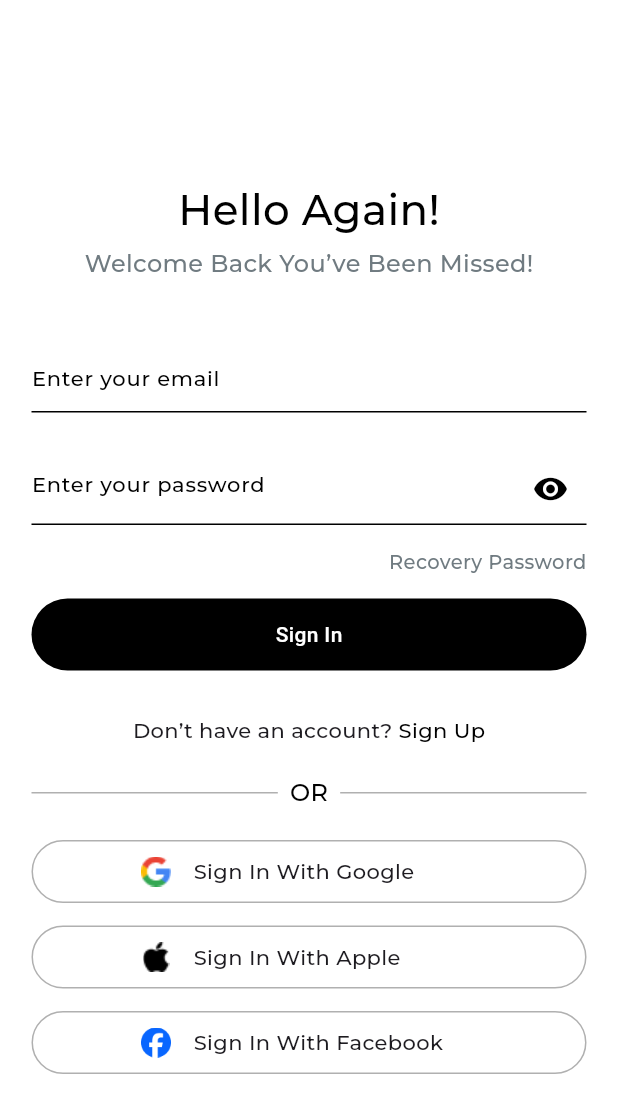
After one commit to amirashawki/Shoely_app, a Flutter app: the screen it shows after launch, after a tap on "Sign Up", after a tap on "Sign in", on a phone screen of 412 x 824 dp. The commit adds this screen. Shown: the top 1113 px of the screen. Run offline on Flutter 3.47's test engine with Material 3 defaults, Android fonts, the phone set to English and light mode, and no system bars; drawn by our look-alikes of modal_progress_hud_nsn; our stand-ins replace dartz, device_preview, dio, firebase_auth, firebase_core, flutter_bloc and 3 more; accounts and stored records are empty.

Commit message:
login logic and ui done

```diff
--- a/lib/Features/auth/data/repo/auth_repo_impl.dart
+++ b/lib/Features/auth/data/repo/auth_repo_impl.dart
@@ -1,4 +1,5 @@
 import 'dart:developer';
+
 import 'package:dartz/dartz.dart';
 import 'package:shoely_app/Features/auth/data/models/user_model.dart';
 import 'package:shoely_app/Features/auth/domain/entites/user_entity.dart';
@@ -25,7 +26,33 @@ class AuthRepoImpl extends AuthRepo {
     } on CustomExceptions catch (e) {
       return left(ServerFailure(e.message));
     } catch (e) {
-      log('Exception in AuthRepoImpl.createUserWithEmailAndPassword: ${e.toString()}');
+      log(
+        'Exception in AuthRepoImpl.createUserWithEmailAndPassword: ${e.toString()}',
+      );
+      return left(
+        ServerFailure('An unexpected error occurred. Please try again.'),
+      );
+    }
+  }
+
+  @override
+  Future<Either<Failure, UserEntity>> signInWithEmailAndPassword(
+    String email,
+    String password,
+
+  ) async {
+    try {
+      var user = await firebaseAuthServices.signInWithEmailAndPassword(
+        email: email,
+        password: password,
+      );
+      return right(UserModel.fromFirebase(user));
+    } on CustomExceptions catch (e) {
+      return left(ServerFailure(e.message));
+    } catch (e) {
+      log(
+        'Exception in AuthRepoImpl.signInWithEmailAndPassword: ${e.toString()}',
+      );
       return left(
         ServerFailure('An unexpected error occurred. Please try again.'),
       );
--- a/lib/Features/auth/domain/entites/user_entity.dart
+++ b/lib/Features/auth/domain/entites/user_entity.dart
@@ -1,4 +1,4 @@
-class UserEntity {
+ class UserEntity {
   final String id;
   final String name;
   final String email;
--- a/lib/Features/auth/domain/repos/auth_repo.dart
+++ b/lib/Features/auth/domain/repos/auth_repo.dart
@@ -4,4 +4,6 @@ import 'package:shoely_app/core/errors/failures.dart';
 
 abstract class AuthRepo {
   Future<Either<Failure, UserEntity>> createUserWithEmailAndPassword(String email, String password, String name);
+    Future<Either<Failure, UserEntity>> signInWithEmailAndPassword(String email, String password);
+
 }
--- a/lib/Features/auth/presentation/manager/signUp_cubit/signup_cubit.dart
+++ b/lib/Features/auth/presentation/manager/signUp_cubit/signup_cubit.dart
@@ -1,19 +1,45 @@
-import 'package:bloc/bloc.dart';
+import 'package:flutter/material.dart';
+import 'package:flutter_bloc/flutter_bloc.dart';
 import 'package:shoely_app/Features/auth/data/repo/auth_repo_impl.dart';
 import 'package:shoely_app/Features/auth/domain/entites/user_entity.dart';
-
+import 'package:shoely_app/core/helper/error_snack_bar.dart';
 
 part 'signup_state.dart';
 
 class SignupCubit extends Cubit<SignupState> {
   SignupCubit(this.authRepoImpl) : super(SignupInitial());
   final AuthRepoImpl authRepoImpl;
-  Future<void> signUp(String email, String password, String name) async {
+  static SignupCubit get(context) => BlocProvider.of(context);
+
+  final GlobalKey<FormState> formKey = GlobalKey<FormState>();
+  AutovalidateMode autovalidateMode = AutovalidateMode.disabled;
+  final TextEditingController nameController = TextEditingController();
+  final TextEditingController emailController = TextEditingController();
+  final TextEditingController passwordController = TextEditingController();
+  late bool isAgreeTerms = false;
+
+  Future<void> signUp() async {
     emit(SignupLoading());
-    final result = await authRepoImpl.createUserWithEmailAndPassword(email, password, name);
+    final result = await authRepoImpl.createUserWithEmailAndPassword(
+      emailController.text.trim(),
+      passwordController.text.trim(),
+      nameController.text.trim(),
+    );
     result.fold(
       (failure) => emit(SignupFailure(error: failure.errMessge)),
       (userEntity) => emit(SignupSuccess(userEntity: userEntity)),
     );
   }
+
+  Future vaildateUser(context) async {
+    if (formKey.currentState!.validate()) {
+      if (isAgreeTerms) {
+        signUp();
+      } else {
+        errorSnackBar(context, 'You must agree to the terms and conditions');
+      }
+    } else {
+      autovalidateMode = AutovalidateMode.always;
+    }
+  }
 }
--- /dev/null
+++ b/lib/Features/auth/presentation/manager/sign_in_cubit/sign_in_cubit.dart
@@ -0,0 +1,41 @@
+import 'package:flutter/cupertino.dart';
+import 'package:flutter_bloc/flutter_bloc.dart';
+import 'package:shoely_app/Features/auth/data/repo/auth_repo_impl.dart';
+import 'package:shoely_app/Features/auth/domain/entites/user_entity.dart';
+
+part 'sign_in_state.dart';
+
+class SignInCubit extends Cubit<SignInState> {
+  SignInCubit(this.authRepoImpl) : super(SignInInitial());
+  final AuthRepoImpl authRepoImpl;
+
+  static SignInCubit get(context) => BlocProvider.of(context);
+
+  final GlobalKey<FormState> formKey = GlobalKey<FormState>();
+  TextEditingController emailController = TextEditingController();
+  TextEditingController passWordController = TextEditingController();
+  AutovalidateMode autovalidateMode = AutovalidateMode.disabled;
+  Future<void> signInWithEmailAndPassword() async {
+    var result = await authRepoImpl.signInWithEmailAndPassword(
+      emailController.text.trim(),
+      passWordController.text.trim(),
+    );
+    result.fold(
+      (failure) {
+        emit(SignInFailure(error: failure.errMessge));
+      },
+      (user) {
+        emit(SignInSuccess(userEntity: user));
+      },
+    );
+  }
+
+  Future vaildateUser(context) async {
+    if (formKey.currentState!.validate()) {
+      formKey.currentState!.save();
+      signInWithEmailAndPassword();
+    } else {
+      autovalidateMode = AutovalidateMode.always;
+    }
+  }
+}
--- /dev/null
+++ b/lib/Features/auth/presentation/manager/sign_in_cubit/sign_in_state.dart
@@ -0,0 +1,18 @@
+part of 'sign_in_cubit.dart';
+
+@immutable
+sealed  class SignInState {}
+ class SignInInitial extends SignInState {}
+
+class SignInLoading extends SignInState {}
+
+  class SignInSuccess extends SignInState {
+  final UserEntity userEntity;
+ SignInSuccess({required this.userEntity});
+}
+
+class SignInFailure extends SignInState {
+  final String error;
+
+  SignInFailure({required this.error});
+}
--- a/lib/Features/auth/presentation/views/SignUp_view.dart
+++ b/lib/Features/auth/presentation/views/SignUp_view.dart
@@ -4,7 +4,7 @@ import 'package:go_router/go_router.dart';
 import 'package:modal_progress_hud_nsn/modal_progress_hud_nsn.dart';
 import 'package:shoely_app/Features/auth/data/repo/auth_repo_impl.dart';
 import 'package:shoely_app/Features/auth/presentation/manager/signUp_cubit/signup_cubit.dart';
-import 'package:shoely_app/Features/auth/presentation/views/widgets/signUp_view_body.dart';
+import 'package:shoely_app/Features/auth/presentation/views/signUp_view_body.dart';
 import 'package:shoely_app/core/helper/error_snack_bar.dart';
 import 'package:shoely_app/core/services/get_it_services.dart';
 import 'package:shoely_app/core/utils/app_router.dart' show AppRouter;
--- a/lib/Features/auth/presentation/views/login_view.dart
+++ b/lib/Features/auth/presentation/views/login_view.dart
@@ -1,120 +1,45 @@
 import 'package:flutter/material.dart';
-import 'package:go_router/go_router.dart';
-import 'package:shoely_app/Features/auth/presentation/views/widgets/sign_with_%20social.dart';
-import 'package:shoely_app/Features/auth/presentation/views/widgets/custom_divider.dart';
-import 'package:shoely_app/Features/auth/presentation/views/widgets/custom_raw.dart';
-import 'package:shoely_app/Features/auth/presentation/views/widgets/custom_text_field.dart';
-import 'package:shoely_app/core/utils/app_color.dart';
-import 'package:shoely_app/core/utils/app_images.dart';
-import 'package:shoely_app/core/utils/app_router.dart';
-import 'package:shoely_app/core/widgets/custom_button.dart';
+import 'package:flutter_bloc/flutter_bloc.dart';
+import 'package:shoely_app/Features/auth/data/repo/auth_repo_impl.dart';
+import 'package:shoely_app/Features/auth/presentation/manager/sign_in_cubit/sign_in_cubit.dart';
+import 'package:shoely_app/Features/auth/presentation/views/login_view_body.dart';
+import 'package:shoely_app/core/helper/error_snack_bar.dart';
+import 'package:shoely_app/core/services/get_it_services.dart';
+import 'package:shoely_app/core/widgets/custom_progress_hud.dart';
 
-class LoginView extends StatefulWidget {
+class LoginView extends StatelessWidget {
   const LoginView({super.key});
 
   @override
-  State<LoginView> createState() => _LoginViewState();
-}
-
-bool isShow = false;
-
-class _LoginViewState extends State<LoginView> {
-  @override
   Widget build(BuildContext context) {
     return Scaffold(
-      body: SingleChildScrollView(
-        child: Padding(
-          padding: const EdgeInsets.symmetric(horizontal: 21),
-          child: Column(
-            crossAxisAlignment: CrossAxisAlignment.start,
-            children: [
-              SizedBox(height: 120),
-              Center(
-                child: Text(
-                  'Hello Again!',
-
-                  style: TextStyle(
-                    fontSize: 28,
-                    color: AppColor.kprimaryColor,
-                    fontWeight: FontWeight.w500,
-                  ),
-                ),
-              ),
-              SizedBox(height: 4),
-              Center(
-                child: Text(
-                  'Welcome Back You’ve Been Missed!',
-                  style: TextStyle(
-                    fontSize: 16,
-                    fontWeight: FontWeight.w500,
-                    color: Color(0xff707B81),
-                  ),
-                ),
-              ),
-              SizedBox(height: 40),
-
-              CustomTextFormField(
-                hintText: 'Enter your email',
-                keyboardType: TextInputType.emailAddress,
-              ),
-              SizedBox(height: 15),
-
-              SizedBox(height: 12),
-              CustomTextFormField(
-                hintText: 'Enter your password',
-                keyboardType: TextInputType.visiblePassword,
-                suffixIcon: Icon(
-                  Icons.remove_red_eye_outlined,
-                  color: Color(0xff707B81),
-                ),
-              ),
-              SizedBox(height: 15),
-              Row(
-                mainAxisAlignment: MainAxisAlignment.end,
-                children: [
-                  Text(
-                    'Recovery Password',
-                    style: TextStyle(
-                      fontSize: 13,
-                      fontWeight: FontWeight.w500,
-                      color: Color(0xff707B81),
-                    ),
-                  ),
-                ],
-              ),
-              SizedBox(height: 15),
-              CustomButton(title: 'Sign In', verticalPadding: 14),
-              SizedBox(height: 15),
-              SizedBox(height: 15),
-              CustomRow(
-                text1: 'Don’t have an account?',
-                text2: 'Sign Up',
-                onTap: () {
-                  GoRouter.of(context).push(AppRouter.kSingUpView);
-                },
-              ),
-              SizedBox(height: 20),
-              CustomDivider(),
-              SizedBox(height: 20),
-              SignWithSocialButton(
-                title: 'Sign In With Google',
-                image: Assets.imagesGoogle,
-              ),
-              SizedBox(height: 15),
-
-              SignWithSocialButton(
-                title: 'Sign In With Apple',
-                image: Assets.imagesApple,
-              ),
-              SizedBox(height: 15),
-              SignWithSocialButton(
-                title: 'Sign In With Facebook',
-                image: Assets.imagesFace,
-              ),
-            ],
-          ),
-        ),
+      body: BlocProvider(
+        create: (context) => SignInCubit(getIt<AuthRepoImpl>()),
+        child: BlocConsumerSignIn(),
       ),
     );
   }
 }
+
+class BlocConsumerSignIn extends StatelessWidget {
+  const BlocConsumerSignIn({super.key});
+
+  @override
+  Widget build(BuildContext context) {
+    return BlocConsumer<SignInCubit, SignInState>(
+      listener: (context, state) {
+        if (state is SignInFailure) {
+          errorSnackBar(context, state.error);
+        } else if (state is SignInSuccess) {
+          errorSnackBar(context, 'login success');
+        }
+      },
+      builder: (context, state) {
+        return CustomProgressHud(
+          inAsyncCall: state is SignInLoading ? true : false,
+          child: LoginViewBody(),
+        );
+      },
+    );
+  }
+}
--- /dev/null
+++ b/lib/Features/auth/presentation/views/login_view_body.dart
@@ -0,0 +1,122 @@
+import 'package:flutter/material.dart';
+
+import 'package:go_router/go_router.dart';
+import 'package:shoely_app/Features/auth/presentation/manager/sign_in_cubit/sign_in_cubit.dart';
+import 'package:shoely_app/Features/auth/presentation/views/widgets/custom_divider.dart';
+import 'package:shoely_app/Features/auth/presentation/views/widgets/custom_raw.dart';
+import 'package:shoely_app/Features/auth/presentation/views/widgets/custom_text_field.dart';
+import 'package:shoely_app/Features/auth/presentation/views/widgets/sign_with_%20social.dart';
+import 'package:shoely_app/core/utils/app_color.dart';
+import 'package:shoely_app/core/utils/app_router.dart';
+import 'package:shoely_app/core/widgets/custom_button.dart';
+import 'package:shoely_app/core/widgets/custom_password_textfield%20.dart';
+
+import '../../../../core/utils/app_images.dart';
+
+class LoginViewBody extends StatelessWidget {
+  const LoginViewBody({super.key});
+
+  @override
+  Widget build(BuildContext context) {
+    final signInCubit = SignInCubit.get(context);
+    return SingleChildScrollView(
+      child: Padding(
+        padding: const EdgeInsets.symmetric(horizontal: 21),
+        child: Form(
+          autovalidateMode: signInCubit.autovalidateMode,
+          key: signInCubit.formKey,
+          child: Column(
+            crossAxisAlignment: CrossAxisAlignment.start,
+            children: [
+              SizedBox(height: 120),
+              Center(
+                child: Text(
+                  'Hello Again!',
+
+                  style: TextStyle(
+                    fontSize: 28,
+                    color: AppColor.kprimaryColor,
+                    fontWeight: FontWeight.w500,
+                  ),
+                ),
+              ),
+              SizedBox(height: 4),
+              Center(
+                child: Text(
+                  'Welcome Back You’ve Been Missed!',
+                  style: TextStyle(
+                    fontSize: 16,
+                    fontWeight: FontWeight.w500,
+                    color: Color(0xff707B81),
+                  ),
+                ),
+              ),
+              SizedBox(height: 40),
+
+              CustomTextFormField(
+                controller: signInCubit.emailController,
+                hintText: 'Enter your email',
+                keyboardType: TextInputType.emailAddress,
+              ),
+              SizedBox(height: 15),
+
+              SizedBox(height: 12),
+               CustomPasswordTextField(
+                  passwordController: signInCubit.passWordController,
+                ),
+              SizedBox(height: 15),
+              Row(
+                mainAxisAlignment: MainAxisAlignment.end,
+                children: [
+                  Text(
+                    'Recovery Password',
+                    style: TextStyle(
+                      fontSize: 13,
+                      fontWeight: FontWeight.w500,
+                      color: Color(0xff707B81),
+                    ),
+                  ),
+                ],
+              ),
+              SizedBox(height: 15),
+              CustomButton(
+                title: 'Sign In',
+                verticalPadding: 14,
+                onTap: () {
+                  signInCubit.vaildateUser(context);
+                },
+              ),
+              SizedBox(height: 15),
+              SizedBox(height: 15),
+              CustomRow(
+                text1: 'Don’t have an account?',
+                text2: 'Sign Up',
+                onTap: () {
+                  GoRouter.of(context).push(AppRouter.kSingUpView);
+                },
+              ),
+              SizedBox(height: 20),
+              CustomDivider(),
+              SizedBox(height: 20),
+              SignWithSocialButton(
+                title: 'Sign In With Google',
+                image: Assets.imagesGoogle,
+              ),
+              SizedBox(height: 15),
+
+              SignWithSocialButton(
+                title: 'Sign In With Apple',
+                image: Assets.imagesApple,
+              ),
+              SizedBox(height: 15),
+              SignWithSocialButton(
+                title: 'Sign In With Facebook',
+                image: Assets.imagesFace,
+              ),
+            ],
+          ),
+        ),
+      ),
+    );
+  }
+}
--- a/lib/Features/auth/presentation/views/widgets/signUp_view_body.dart
+++ b/lib/Features/auth/presentation/views/signUp_view_body.dart
@@ -1,41 +1,27 @@
 import 'package:flutter/material.dart';
-import 'package:flutter_bloc/flutter_bloc.dart';
 import 'package:go_router/go_router.dart';
 import 'package:shoely_app/Features/auth/presentation/manager/signUp_cubit/signup_cubit.dart';
 import 'package:shoely_app/Features/auth/presentation/views/widgets/agree_terms%20&conditions.dart'
     show AgreeTermsAndConditions;
-import 'package:shoely_app/Features/auth/presentation/views/widgets/sign_with_%20social.dart';
 import 'package:shoely_app/Features/auth/presentation/views/widgets/custom_divider.dart';
 import 'package:shoely_app/Features/auth/presentation/views/widgets/custom_raw.dart';
 import 'package:shoely_app/Features/auth/presentation/views/widgets/custom_text_field.dart';
-import 'package:shoely_app/core/helper/error_snack_bar.dart';
+import 'package:shoely_app/Features/auth/presentation/views/widgets/sign_with_%20social.dart';
 import 'package:shoely_app/core/utils/app_color.dart';
 import 'package:shoely_app/core/utils/app_images.dart';
 import 'package:shoely_app/core/utils/app_router.dart';
 import 'package:shoely_app/core/widgets/custom_button.dart';
 import 'package:shoely_app/core/widgets/custom_password_textfield%20.dart';
 
-class SignUpViewBody extends StatefulWidget {
+class SignUpViewBody extends StatelessWidget {
   const SignUpViewBody({super.key});
 
   @override
-  State<SignUpViewBody> createState() => _SignUpViewBodyState();
-}
-
-class _SignUpViewBodyState extends State<SignUpViewBody> {
-  final GlobalKey<FormState> formKey = GlobalKey<FormState>();
-  AutovalidateMode autovalidateMode = AutovalidateMode.disabled;
-  final TextEditingController nameController = TextEditingController();
-  final TextEditingController emailController = TextEditingController();
-  final TextEditingController passwordController = TextEditingController();
-
-  late bool isAgreeTerms = false;
-
-  @override
   Widget build(BuildContext context) {
+    final signUpCubit = SignupCubit.get(context);
     return Form(
-      key: formKey,
-      autovalidateMode: autovalidateMode,
+      key: signUpCubit.formKey,
+      autovalidateMode: signUpCubit.autovalidateMode,
       child: Scaffold(
         body: SingleChildScrollView(
           child: Padding(
@@ -70,14 +56,14 @@ class _SignUpViewBodyState extends State<SignUpViewBody> {
                   hintText: 'Enter your Name',
 
                   keyboardType: TextInputType.name,
-                  controller: nameController,
+                  controller: signUpCubit.nameController,
                 ),
                 SizedBox(height: 15),
 
                 CustomTextFormField(
                   hintText: 'Enter your email',
 
-                  controller: emailController,
+                  controller: signUpCubit.emailController,
                   keyboardType: TextInputType.emailAddress,
                   validator: (value) {
                     if (value == null || value.isEmpty) {
@@ -92,11 +78,13 @@ class _SignUpViewBodyState extends State<SignUpViewBody> {
                 ),
                 SizedBox(height: 15),
 
-                CustomPasswordTextField(passwordController: passwordController),
+                CustomPasswordTextField(
+                  passwordController: signUpCubit.passwordController,
+                ),
                 SizedBox(height: 15),
                 AgreeTermsAndConditions(
                   onChanged: (value) {
-                    isAgreeTerms = value;
+                    signUpCubit.isAgreeTerms = value;
                   },
                 ),
                 SizedBox(height: 15),
@@ -104,23 +92,7 @@ class _SignUpViewBodyState extends State<SignUpViewBody> {
                   title: 'Sign Up',
                   verticalPadding: 14,
                   onTap: () {
-                    if (formKey.currentState!.validate()) {
-                      if (isAgreeTerms) {
-                        context.read<SignupCubit>().signUp(
-                          nameController.text.trim(),
-                          emailController.text.trim(),
-                          passwordController.text.trim(),
-                        );
-                      } else {
-                        errorSnackBar(
-                          context,
-                          'You must agree to the terms and conditions',
-                        );
-                      }
-                    } else {
-                      autovalidateMode = AutovalidateMode.always;
-                      setState(() {});
-                    }
+                    signUpCubit.vaildateUser(context);
                   },
                 ),
                 SizedBox(height: 15),
@@ -129,7 +101,7 @@ class _SignUpViewBodyState extends State<SignUpViewBody> {
                   text1: 'Already have an account?',
                   text2: 'Sign in',
                   onTap: () {
-                    GoRouter.of(context).pop(AppRouter.kLoginView);
+                    GoRouter.of(context).push(AppRouter.kLoginView);
                   },
                 ),
                 SizedBox(height: 20),
--- a/lib/core/services/firebase_auth_services.dart
+++ b/lib/core/services/firebase_auth_services.dart
@@ -34,4 +34,38 @@ class FirebaseAuthServices {
       throw CustomExceptions('An unexpected error occurred. Please try again.');
     }
   }
+
+  Future<User> signInWithEmailAndPassword({
+    required String email,
+    required String password,
+  }) async {
+    try {
+      final credential = await FirebaseAuth.instance.signInWithEmailAndPassword(
+        email: email,
+        password: password,
+      );
+      return credential.user!;
+    } on FirebaseAuthException catch (e) {
+      log(
+        'Exception in FirebaseAuthServices.createUserWithEmailAndPassword: ${e.toString()} and ${e.code}',
+      );
+
+      if (e.code == 'user-not-found') {
+        throw CustomExceptions('No user found for that email.');
+      } else if (e.code == 'wrong-password') {
+        throw CustomExceptions('Wrong password provided for that user.');
+      } else if (e.code == 'network-request-failed') {
+        throw CustomExceptions(
+          'Check your internet connection and33 try again.',
+        );
+      } else {
+        throw CustomExceptions(e.message ?? 'An unknown error occurred.');
+      }
+    } catch (e) {
+      log(
+        'Exception in FirebaseAuthServices.SignInWithEmailAndPassword: ${e.toString()}',
+      );
+      throw CustomExceptions('An unexpected error occurred. Please try again.');
+    }
+  }
 }
--- a/lib/core/utils/app_router.dart
+++ b/lib/core/utils/app_router.dart
@@ -1,5 +1,4 @@
 import 'package:go_router/go_router.dart';
-import 'package:shoely_app/Features/Splash/views/logo_view.dart';
 import 'package:shoely_app/Features/auth/presentation/views/SignUp_view.dart';
 import 'package:shoely_app/Features/auth/presentation/views/login_view.dart';
 
@@ -11,14 +10,14 @@ abstract class AppRouter {
   static final router = GoRouter(
     routes: [
       GoRoute(
-        path: '/',
+        path: kLoginView,
         builder: (context, state) {
           return LoginView();
         },
       ),
 
       GoRoute(
-        path: kSingUpView,
+        path: '/',
         builder: (context, state) {
           return SignUpView();
         },
--- /dev/null
+++ b/lib/core/widgets/custom_progress_hud.dart
@@ -0,0 +1,17 @@
+
+import 'package:flutter/material.dart';
+import 'package:modal_progress_hud_nsn/modal_progress_hud_nsn.dart';
+
+class CustomProgressHud extends StatelessWidget {
+  const CustomProgressHud({
+    super.key,
+    required this.inAsyncCall,
+    required this.child,
+  });
+  final bool inAsyncCall;
+  final Widget child;
+  @override
+  Widget build(BuildContext context) {
+    return ModalProgressHUD(inAsyncCall: inAsyncCall, child: child);
+  }
+}
--- a/pubspec.yaml
+++ b/pubspec.yaml
@@ -28,6 +28,7 @@ environment:
 # the latest version available on pub.dev. To see which dependencies have newer
 # versions available, run `flutter pub outdated`.
 dependencies:
+  bloc: ^9.1.0
   cupertino_icons: ^1.0.8
   dartz: ^0.10.1
   device_preview: ^1.3.1
```
Also changed, not shown: pubspec.lock, 1 other file.
